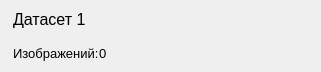
Qt form desktop_app/design/widget_dataset_item.ui (ivansoya/neural-master) before a commit.
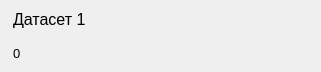
The same form after that commit.

```diff
--- a/desktop_app/design/widget_dataset_item.ui
+++ b/desktop_app/design/widget_dataset_item.ui
@@ -52,18 +52,6 @@
      </item>
      <item>
       <layout class="QHBoxLayout" name="horizontalLayout">
-       <item>
-        <widget class="QLabel" name="label_2">
-         <property name="font">
-          <font>
-           <pointsize>10</pointsize>
-          </font>
-         </property>
-         <property name="text">
-          <string>Изображений:</string>
-         </property>
-        </widget>
-       </item>
        <item>
         <widget class="QLabel" name="label_count">
          <property name="font">
```
